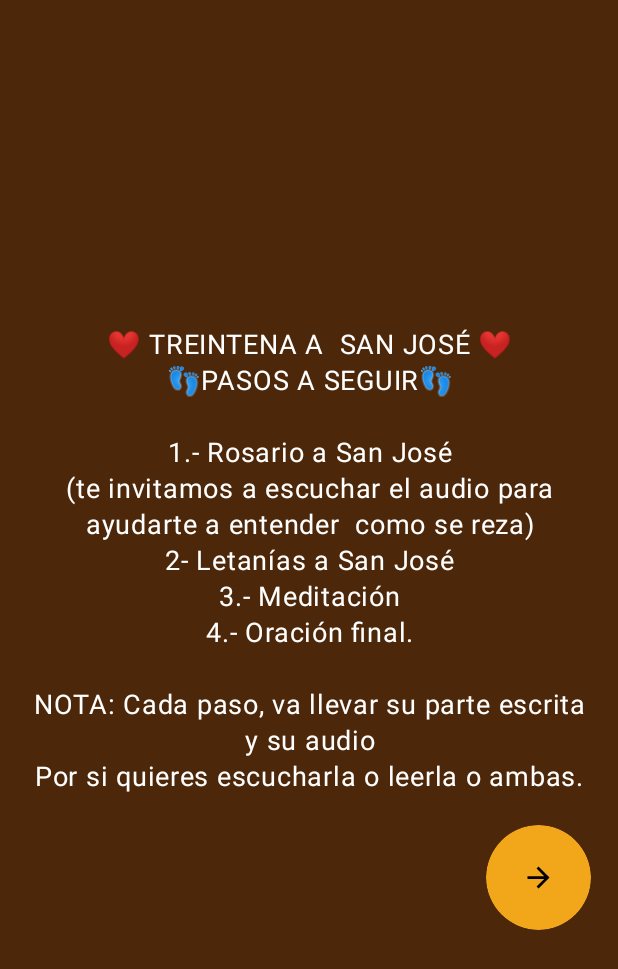
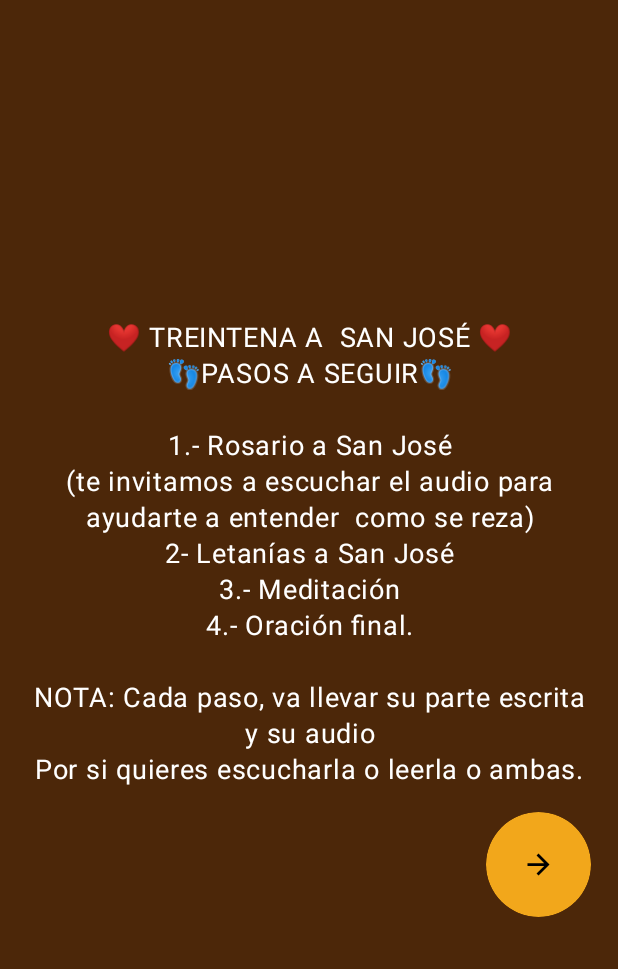
Before and after one commit to joulsCarvajal/stJosephAppOfficial, an Android app built with Jetpack Compose: the screen it shows after launch (MainActivity), after a tap on "Next", on a phone screen of 412 x 824 dp. Shown: the top 969 px of the screen. Run offline under Robolectric (Android 15) with nearby library versions, the phone set to English and light mode, and no system bars; our stand-ins replace AdMob, Dagger/Hilt's generated code; 1 statement that could not run was skipped.

Commit message:
Ajustes en las diferentes pantallas donde hay ads

```diff
--- a/app/src/main/java/com/alphazetakapp/stjosephappofficial/presentation/meditation/list/DaysScreen.kt
+++ b/app/src/main/java/com/alphazetakapp/stjosephappofficial/presentation/meditation/list/DaysScreen.kt
@@ -6,6 +6,7 @@ import androidx.compose.foundation.background
 import androidx.compose.foundation.clickable
 import androidx.compose.foundation.layout.Arrangement
 import androidx.compose.foundation.layout.Column
+import androidx.compose.foundation.layout.PaddingValues
 import androidx.compose.foundation.layout.Row
 import androidx.compose.foundation.layout.Spacer
 import androidx.compose.foundation.layout.fillMaxSize
@@ -86,7 +87,9 @@ private fun MeditationDaysList(
     selectedDay: Int?,
     onDaySelected: (Meditation) -> Unit
 ) {
-    LazyColumn {
+    LazyColumn (
+        contentPadding = PaddingValues(bottom = 40.dp)
+    ) {
         items(meditations) { meditation ->
             MeditationDayCard(
                 meditation = meditation,
--- a/app/src/main/java/com/alphazetakapp/stjosephappofficial/presentation/preparation/PrepScreen.kt
+++ b/app/src/main/java/com/alphazetakapp/stjosephappofficial/presentation/preparation/PrepScreen.kt
@@ -3,13 +3,17 @@ package com.alphazetakapp.stjosephappofficial.presentation.preparation
 import androidx.compose.foundation.background
 import androidx.compose.foundation.layout.Arrangement
 import androidx.compose.foundation.layout.Box
+import androidx.compose.foundation.layout.BoxWithConstraints
 import androidx.compose.foundation.layout.Column
 import androidx.compose.foundation.layout.Row
 import androidx.compose.foundation.layout.Spacer
 import androidx.compose.foundation.layout.fillMaxSize
 import androidx.compose.foundation.layout.fillMaxWidth
+import androidx.compose.foundation.layout.height
 import androidx.compose.foundation.layout.padding
 import androidx.compose.foundation.layout.size
+import androidx.compose.foundation.layout.wrapContentHeight
+import androidx.compose.foundation.layout.wrapContentSize
 import androidx.compose.foundation.rememberScrollState
 import androidx.compose.foundation.shape.CircleShape
 import androidx.compose.foundation.verticalScroll
@@ -20,6 +24,7 @@ import androidx.compose.material3.ButtonDefaults
 import androidx.compose.material3.Icon
 import androidx.compose.material3.Text
 import androidx.compose.runtime.Composable
+import androidx.compose.runtime.LaunchedEffect
 import androidx.compose.ui.Alignment
 import androidx.compose.ui.Modifier
 import androidx.compose.ui.draw.clip
@@ -33,49 +38,66 @@ import androidx.hilt.navigation.compose.hiltViewModel
 import androidx.navigation.NavController
 import com.alphazetakapp.stjosephappofficial.R
 import com.alphazetakapp.stjosephappofficial.presentation.navigation.Routes
+import com.alphazetakapp.stjosephappofficial.presentation.navigation.Screen
 import com.alphazetakapp.stjosephappofficial.ui.BannerApp
 import com.google.android.gms.ads.MobileAds
 
 @Composable
-fun PrepScreen(navController: NavController, viewModel: PrepViewModel = hiltViewModel()){
+fun PrepScreen(navController: NavController, viewModel: PrepViewModel = hiltViewModel()) {
     val backColor = colorResource(id = R.color.backgroundColorApp)
     val context = LocalContext.current
 
-    MobileAds.initialize(context)
+    LaunchedEffect(Unit) {
+        MobileAds.initialize(context) {}
+    }
 
-    Column(
+    Box(
         modifier = Modifier
             .fillMaxSize()
             .background(backColor)
-            .padding(18.dp),
-        verticalArrangement = Arrangement.Center,
-        horizontalAlignment = Alignment.CenterHorizontally
     ) {
-        BannerApp()
-        Spacer(modifier = Modifier.size(8.dp))
+        // Banner posicionado absolutamente en la parte superior
         Box(
             modifier = Modifier
-                .fillMaxWidth()
-                .background(backColor)
-                .padding(4.dp)
-                .verticalScroll(rememberScrollState())
+                .align(Alignment.TopCenter)
+                .padding(top = 24.dp)
+        ) {
+            BannerApp()
+        }
+
+        // Contenido principal
+        Column(
+            modifier = Modifier
+                .fillMaxSize()
+                .padding(horizontal = 18.dp),
+            horizontalAlignment = Alignment.CenterHorizontally,
+            verticalArrangement = Arrangement.Center
         ) {
             Text(
-                text = "❤️ TREINTENA A  SAN JOSÉ ❤️\n" + "\uD83D\uDC63PASOS A SEGUIR\uD83D\uDC63\n" + "\n" + "1.- Rosario a San José\n" + "(te invitamos a escuchar el audio para ayudarte a entender  como se reza)\n" + "2- Letanías a San José\n" + "3.- Meditación\n" + "4.- Oración final.\n" + "\n" + "NOTA: Cada paso, va llevar su parte escrita y su audio\n" + "Por si quieres escucharla o leerla o ambas.",
+                text = "❤️ TREINTENA A  SAN JOSÉ ❤️\n" +
+                        "\uD83D\uDC63PASOS A SEGUIR\uD83D\uDC63\n" +
+                        "\n" +
+                        "1.- Rosario a San José\n" +
+                        "(te invitamos a escuchar el audio para ayudarte a entender  como se reza)\n" +
+                        "2- Letanías a San José\n" +
+                        "3.- Meditación\n" +
+                        "4.- Oración final.\n" +
+                        "\n" +
+                        "NOTA: Cada paso, va llevar su parte escrita y su audio\n" +
+                        "Por si quieres escucharla o leerla o ambas.",
                 color = Color.White,
                 fontSize = 18.sp,
                 textAlign = TextAlign.Center
             )
-        }
-        Spacer(modifier = Modifier.size(16.dp))
-        Row(modifier = Modifier.align(Alignment.End)) {
+            Spacer(modifier = Modifier.size(16.dp))
             Button(
-                onClick = { navController.navigate(Routes.DaysScreen.routes) },
+                onClick = { navController.navigate(Screen.Days.route) },
                 modifier = Modifier
                     .size(70.dp)
-                    .clip(CircleShape),
+                    .clip(CircleShape)
+                    .align(alignment = Alignment.End),
                 colors = ButtonDefaults.buttonColors(
-                    Color(0xFFF2A71B),
+                    containerColor = Color(0xFFF2A71B),
                     contentColor = Color.Black
                 )
             ) {
--- a/app/src/main/java/com/alphazetakapp/stjosephappofficial/presentation/welcome/WelcomeScreen.kt
+++ b/app/src/main/java/com/alphazetakapp/stjosephappofficial/presentation/welcome/WelcomeScreen.kt
@@ -40,6 +40,7 @@ import androidx.hilt.navigation.compose.hiltViewModel
 import androidx.navigation.NavController
 import com.alphazetakapp.stjosephappofficial.R
 import com.alphazetakapp.stjosephappofficial.presentation.navigation.Routes
+import com.alphazetakapp.stjosephappofficial.presentation.navigation.Screen
 
 @Composable
 fun WelcomeScreen(navController: NavController, viewModel: WelcomeViewModel = hiltViewModel()) {
@@ -97,7 +98,6 @@ fun WelcomeScreen(navController: NavController, viewModel: WelcomeViewModel = hi
                 color = Color.White
             )
         }
-        Spacer(modifier = Modifier.height(8.dp))
         Box(
             modifier = Modifier
                 .fillMaxWidth()
@@ -107,7 +107,7 @@ fun WelcomeScreen(navController: NavController, viewModel: WelcomeViewModel = hi
         ) {
             Row {
                 Button(
-                    onClick = { navController.navigate(Routes.PrepMeditation.routes) },
+                    onClick = { navController.navigate(Screen.Preparation.route) },
                     modifier = Modifier
                         .size(70.dp)
                         .clip(CircleShape),
--- /dev/null
+++ b/app/src/main/res/drawable/adelantar.xml
@@ -0,0 +1,5 @@
+<vector xmlns:android="http://schemas.android.com/apk/res/android" android:height="24dp" android:tint="@color/purple_200" android:viewportHeight="24" android:viewportWidth="24" android:width="24dp">
+
+    <path android:fillColor="@color/backgroundColorApp" android:pathData="M4,18l8.5,-6L4,6v12zM13,6v12l8.5,-6L13,6z"/>
+
+</vector>
--- a/app/src/main/res/drawable/ic_pause.xml
+++ b/app/src/main/res/drawable/ic_pause.xml
@@ -1,5 +1,5 @@
-<vector android:height="24dp" android:tint="#000000"
+<vector android:height="24dp" android:tint="@color/purple_200"
     android:viewportHeight="24" android:viewportWidth="24"
     android:width="24dp" xmlns:android="http://schemas.android.com/apk/res/android">
-    <path android:fillColor="@android:color/white" android:pathData="M12,2C6.48,2 2,6.48 2,12s4.48,10 10,10 10,-4.48 10,-10S17.52,2 12,2zM11,16L9,16L9,8h2v8zM15,16h-2L13,8h2v8z"/>
+    <path android:fillColor="@color/backgroundColorApp" android:pathData="M12,2C6.48,2 2,6.48 2,12s4.48,10 10,10 10,-4.48 10,-10S17.52,2 12,2zM11,16L9,16L9,8h2v8zM15,16h-2L13,8h2v8z"/>
 </vector>
--- a/app/src/main/res/drawable/ic_play.xml
+++ b/app/src/main/res/drawable/ic_play.xml
@@ -1,5 +1,5 @@
-<vector android:height="24dp" android:tint="#000000"
+<vector android:height="24dp" android:tint="@color/purple_200"
     android:viewportHeight="24" android:viewportWidth="24"
     android:width="24dp" xmlns:android="http://schemas.android.com/apk/res/android">
-    <path android:fillColor="@android:color/white" android:pathData="M12,2C6.48,2 2,6.48 2,12s4.48,10 10,10s10,-4.48 10,-10S17.52,2 12,2zM9.5,16.5v-9l7,4.5L9.5,16.5z"/>
+    <path android:fillColor="@color/backgroundColorApp" android:pathData="M12,2C6.48,2 2,6.48 2,12s4.48,10 10,10s10,-4.48 10,-10S17.52,2 12,2zM9.5,16.5v-9l7,4.5L9.5,16.5z"/>
 </vector>
--- a/app/src/main/res/drawable/ic_stop.xml
+++ b/app/src/main/res/drawable/ic_stop.xml
@@ -1,5 +1,5 @@
-<vector android:height="24dp" android:tint="#000000"
+<vector android:height="24dp" android:tint="@color/purple_200"
     android:viewportHeight="24" android:viewportWidth="24"
     android:width="24dp" xmlns:android="http://schemas.android.com/apk/res/android">
-    <path android:fillColor="@android:color/white" android:pathData="M12,2C6.48,2 2,6.48 2,12c0,5.52 4.48,10 10,10s10,-4.48 10,-10C22,6.48 17.52,2 12,2zM16,16H8V8h8V16z"/>
+    <path android:fillColor="@color/backgroundColorApp" android:pathData="M12,2C6.48,2 2,6.48 2,12c0,5.52 4.48,10 10,10s10,-4.48 10,-10C22,6.48 17.52,2 12,2zM16,16H8V8h8V16z"/>
 </vector>
--- a/app/src/main/res/drawable/ic_volume_down.xml
+++ b/app/src/main/res/drawable/ic_volume_down.xml
@@ -1,5 +1,5 @@
 <vector android:autoMirrored="true" android:height="24dp"
-    android:tint="#000000" android:viewportHeight="24"
+    android:tint="@color/purple_200" android:viewportHeight="24"
     android:viewportWidth="24" android:width="24dp" xmlns:android="http://schemas.android.com/apk/res/android">
-    <path android:fillColor="@android:color/white" android:pathData="M18.5,12c0,-1.77 -1.02,-3.29 -2.5,-4.03v8.05c1.48,-0.73 2.5,-2.25 2.5,-4.02zM5,9v6h4l5,5V4L9,9H5z"/>
+    <path android:fillColor="@color/backgroundColorApp" android:pathData="M18.5,12c0,-1.77 -1.02,-3.29 -2.5,-4.03v8.05c1.48,-0.73 2.5,-2.25 2.5,-4.02zM5,9v6h4l5,5V4L9,9H5z"/>
 </vector>
--- a/app/src/main/res/drawable/ic_volume_up.xml
+++ b/app/src/main/res/drawable/ic_volume_up.xml
@@ -1,5 +1,5 @@
 <vector android:autoMirrored="true" android:height="24dp"
-    android:tint="#000000" android:viewportHeight="24"
+    android:tint="@color/purple_200" android:viewportHeight="24"
     android:viewportWidth="24" android:width="24dp" xmlns:android="http://schemas.android.com/apk/res/android">
-    <path android:fillColor="@android:color/white" android:pathData="M3,9v6h4l5,5L12,4L7,9L3,9zM16.5,12c0,-1.77 -1.02,-3.29 -2.5,-4.03v8.05c1.48,-0.73 2.5,-2.25 2.5,-4.02zM14,3.23v2.06c2.89,0.86 5,3.54 5,6.71s-2.11,5.85 -5,6.71v2.06c4.01,-0.91 7,-4.49 7,-8.77s-2.99,-7.86 -7,-8.77z"/>
+    <path android:fillColor="@color/backgroundColorApp" android:pathData="M3,9v6h4l5,5L12,4L7,9L3,9zM16.5,12c0,-1.77 -1.02,-3.29 -2.5,-4.03v8.05c1.48,-0.73 2.5,-2.25 2.5,-4.02zM14,3.23v2.06c2.89,0.86 5,3.54 5,6.71s-2.11,5.85 -5,6.71v2.06c4.01,-0.91 7,-4.49 7,-8.77s-2.99,-7.86 -7,-8.77z"/>
 </vector>
--- /dev/null
+++ b/app/src/main/res/drawable/lento_menos.xml
@@ -0,0 +1,5 @@
+<vector xmlns:android="http://schemas.android.com/apk/res/android" android:height="24dp" android:tint="#000000" android:viewportHeight="24" android:viewportWidth="24" android:width="24dp">
+
+    <path android:fillColor="@android:color/white" android:pathData="M4,11v2h8v-2L4,11zM19,18h-2L17,7.38L14,8.4L14,6.7L18.7,5h0.3v13z"/>
+
+</vector>
--- /dev/null
+++ b/app/src/main/res/drawable/mas_uno.xml
@@ -0,0 +1,5 @@
+<vector xmlns:android="http://schemas.android.com/apk/res/android" android:height="24dp" android:tint="#000000" android:viewportHeight="24" android:viewportWidth="24" android:width="24dp">
+
+    <path android:fillColor="@android:color/white" android:pathData="M10,7L8,7v4L4,11v2h4v4h2v-4h4v-2h-4L10,7zM20,18h-2L18,7.38L15,8.4L15,6.7L19.7,5h0.3v13z"/>
+
+</vector>
--- /dev/null
+++ b/app/src/main/res/drawable/rapido.xml
@@ -0,0 +1,5 @@
+<vector xmlns:android="http://schemas.android.com/apk/res/android" android:height="24dp" android:tint="#000000" android:viewportHeight="24" android:viewportWidth="24" android:width="24dp">
+
+    <path android:fillColor="@android:color/white" android:pathData="M4,7h4v10H6V9H4V7zM15.83,11.72L18.66,7h-2.33l-1.66,2.77L13,7h-2.33l2.83,4.72L10.33,17h2.33l2,-3.34l2,3.34H19L15.83,11.72z"/>
+
+</vector>
```
Also changed, not shown: app/src/main/java/com/alphazetakapp/stjosephappofficial/presentation/meditation/detail/MeditationScreen.kt (+13 -6 lines), 1 other file.
